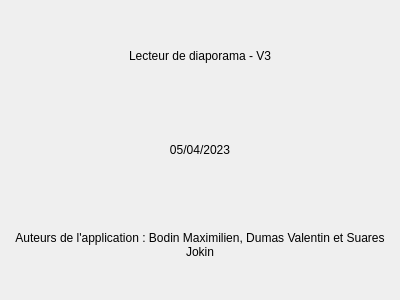
Above: V4/pageapropos.ui from Feror-BotMaker/SAE201-Diaporama before the change. Below: the same form after it.
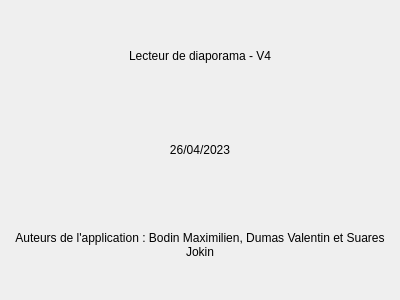
That is the form after the change.

The edit to the form file:
```diff
--- a/V4/pageapropos.ui
+++ b/V4/pageapropos.ui
@@ -23,7 +23,7 @@
    <item>
     <widget class="QLabel" name="numVersion">
      <property name="text">
-      <string>Lecteur de diaporama - V3</string>
+      <string>Lecteur de diaporama - V4</string>
      </property>
      <property name="alignment">
       <set>Qt::AlignCenter</set>
@@ -33,7 +33,7 @@
    <item>
     <widget class="QLabel" name="dateCreation">
      <property name="text">
-      <string>05/04/2023</string>
+      <string>26/04/2023</string>
      </property>
      <property name="alignment">
       <set>Qt::AlignCenter</set>
```
